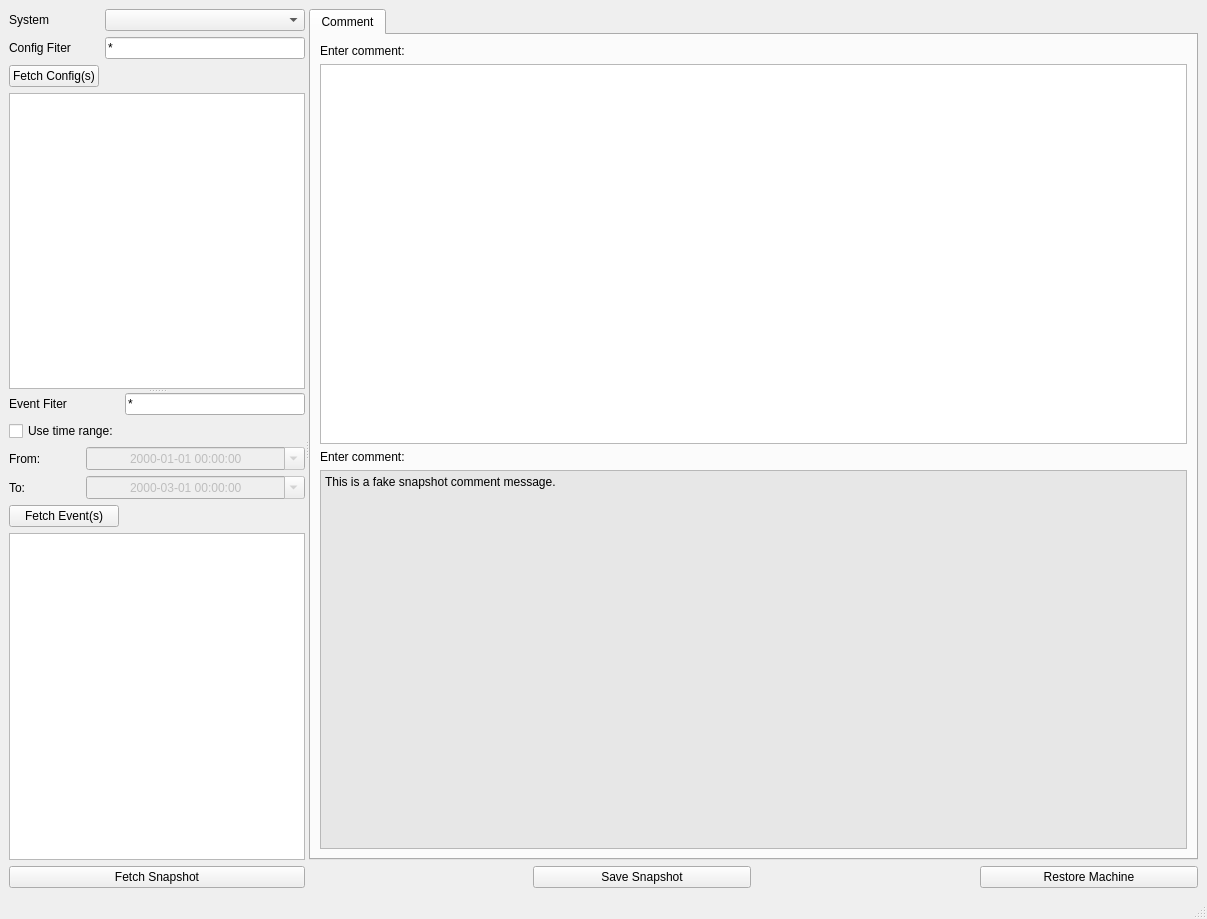
Above: python/src/client/ui/ui_masar.ui from epics-base/masarService before the change. Below: the same form after it.
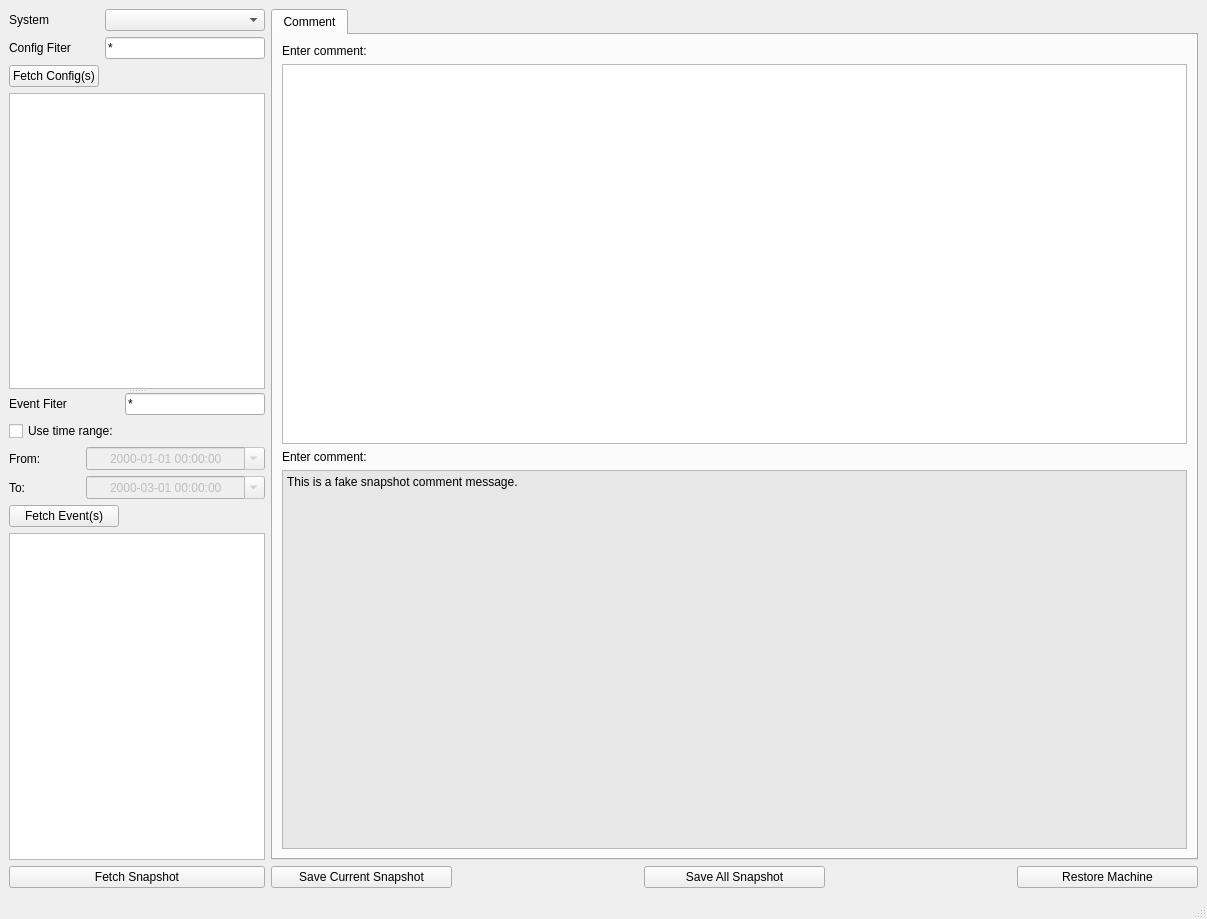
That is the form after the change.

```diff
--- a/python/src/client/ui/ui_masar.ui
+++ b/python/src/client/ui/ui_masar.ui
@@ -16,16 +16,6 @@
   <widget class="QWidget" name="mainwidget">
    <layout class="QHBoxLayout" name="horizontalLayout_2">
     <item>
-     <widget class="QSplitter" name="splitter">
-      <property name="sizePolicy">
-       <sizepolicy hsizetype="Expanding" vsizetype="Preferred">
-        <horstretch>3</horstretch>
-        <verstretch>0</verstretch>
-       </sizepolicy>
-      </property>
-      <property name="orientation">
-       <enum>Qt::Horizontal</enum>
-      </property>
       <widget class="QSplitter" name="configEventSplitter">
        <property name="sizePolicy">
         <sizepolicy hsizetype="Fixed" vsizetype="Expanding">
@@ -215,7 +205,8 @@
         </layout>
        </widget>
       </widget>
-      <widget class="QWidget" name="">
+    </item>
+    <item>
        <layout class="QVBoxLayout" name="verticalLayout">
         <item>
          <widget class="QTabWidget" name="snapshotTabWidget">
@@ -315,17 +306,24 @@
         </item>
         <item>
          <layout class="QHBoxLayout" name="horizontalLayout">
-          <item>
-           <widget class="QLabel" name="label">
-            <property name="text">
-             <string/>
-            </property>
-           </widget>
-          </item>
           <item>
            <widget class="QPushButton" name="saveSnapshotButton">
             <property name="text">
-             <string>Save Snapshot</string>
+           <string>Save Current Snapshot</string>
+          </property>
+         </widget>
+        </item>
+        <item>
+         <widget class="QLabel" name="label">
+          <property name="text">
+           <string/>
+          </property>
+         </widget>
+        </item>
+        <item>
+         <widget class="QPushButton" name="saveAllSnapshotButton">
+          <property name="text">
+           <string>Save All Snapshot</string>
             </property>
            </widget>
           </item>
@@ -346,8 +344,6 @@
          </layout>
         </item>
        </layout>
-      </widget>
-     </widget>
     </item>
    </layout>
   </widget>
```
Left out of the diff: 36 changed lines with no effect on the pictures. Lines whose indentation alone changed are shown as unchanged.
